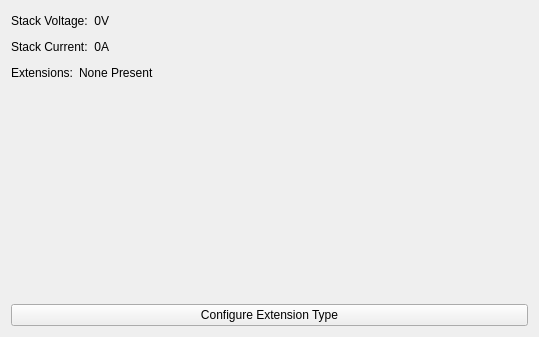
Tinkerforge/brickv, file src/brickv/plugin_system/plugins/master/ui/master.ui: the form before one commit.
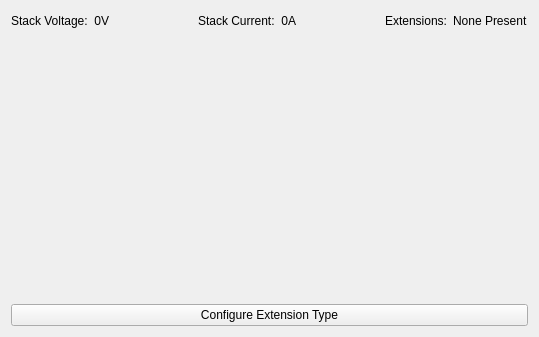
The form after the commit.

Commit message: Add Stack ID, UID, FW Version and Reset button to each tab

What changed in the file:
```diff
--- a/src/brickv/plugin_system/plugins/master/ui/master.ui
+++ b/src/brickv/plugin_system/plugins/master/ui/master.ui
@@ -16,8 +16,14 @@
   <layout class="QHBoxLayout" name="horizontalLayout_2">
    <item>
     <layout class="QHBoxLayout" name="horizontal_layout">
+     <property name="spacing">
+      <number>6</number>
+     </property>
      <item>
       <layout class="QVBoxLayout" name="main_vlayout">
+       <property name="spacing">
+        <number>6</number>
+       </property>
        <item>
         <layout class="QHBoxLayout" name="horizontalLayout">
          <item>
@@ -50,10 +56,6 @@
            </property>
           </spacer>
          </item>
-        </layout>
-       </item>
-       <item>
-        <layout class="QHBoxLayout" name="horizontalLayout_3">
          <item>
           <widget class="QLabel" name="label_3">
            <property name="text">
@@ -84,10 +86,6 @@
            </property>
           </spacer>
          </item>
-        </layout>
-       </item>
-       <item>
-        <layout class="QHBoxLayout" name="horizontalLayout_4">
          <item>
           <widget class="QLabel" name="label_2">
            <property name="text">
@@ -102,19 +100,6 @@
            </property>
           </widget>
          </item>
-         <item>
-          <spacer name="horizontalSpacer_3">
-           <property name="orientation">
-            <enum>Qt::Horizontal</enum>
-           </property>
-           <property name="sizeHint" stdset="0">
-            <size>
-             <width>40</width>
-             <height>20</height>
-            </size>
-           </property>
-          </spacer>
-         </item>
         </layout>
        </item>
        <item>
```
The commit also changes 6 other files.
